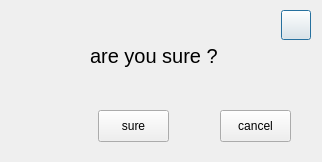
First picture: the form in src/plugins/ukui-clock/deleteMsg.ui, repository ukui/ukui-sidebar, before the edit.
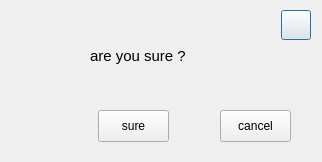
Second picture: the form after the edit. Icons and pictures are not drawn.

Commit message: 修复bug 43494 低 一般 代码错误 【闹钟】删除框的字体太大，与界面不协调

```diff
--- a/src/plugins/ukui-clock/deleteMsg.ui
+++ b/src/plugins/ukui-clock/deleteMsg.ui
@@ -86,7 +86,7 @@
      </rect>
     </property>
     <property name="styleSheet">
-     <string notr="true">font:  15pt;</string>
+     <string notr="true">font:  11pt;</string>
     </property>
     <property name="text">
      <string>are you sure ?</string>
```
